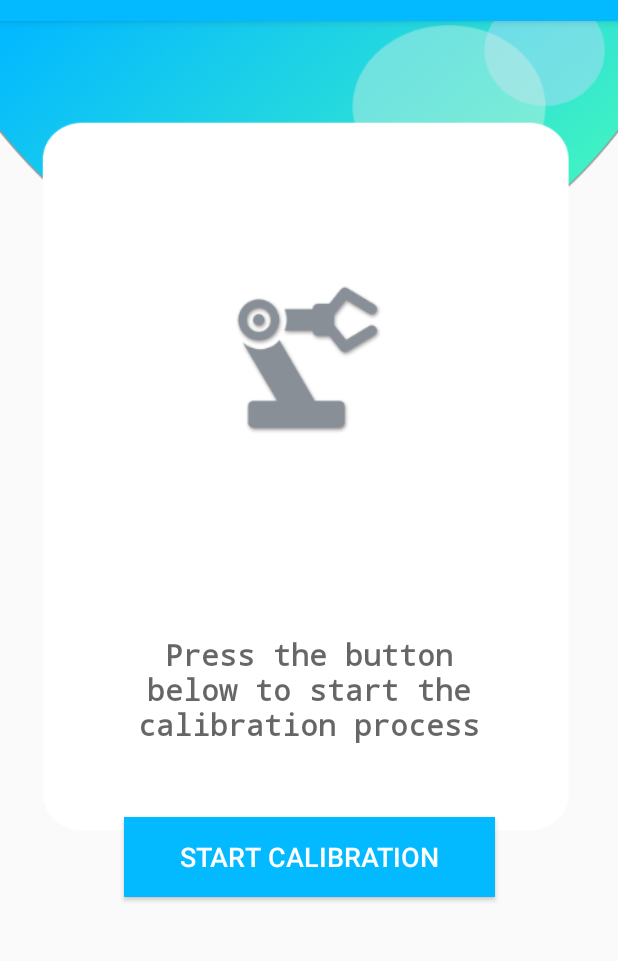
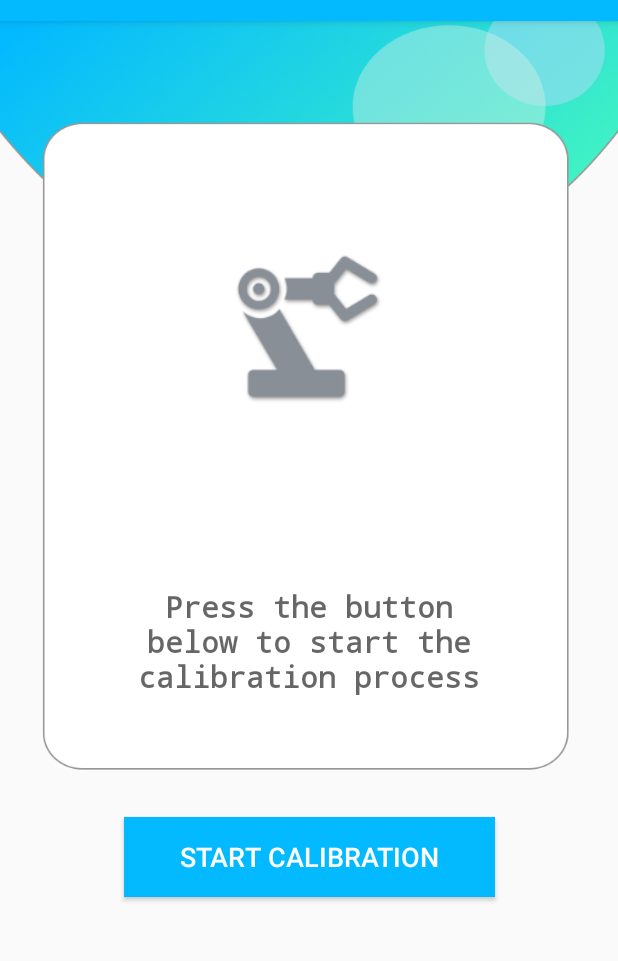
Before and after one commit to atutuianu2017/UArm-App, an Android app: the step1Activity screen opened directly, with no data from a screen before it, on a phone screen of 412 x 824 dp, the part 63-1024 px from its top. Run offline under Robolectric (Android 15) with nearby library versions, the phone set to English and light mode, and no system bars; libraries missing offline, so code that uses them is left out: com.macroyau.blue2serial; 5 statements that could not run were skipped.

Commit message:
april testing

```diff
--- a/app/src/main/res/layout/activity_main.xml
+++ b/app/src/main/res/layout/activity_main.xml
@@ -35,7 +35,7 @@
         app:layout_constraintBottom_toTopOf="@+id/guideline2"
         app:layout_constraintEnd_toEndOf="parent"
         app:layout_constraintStart_toStartOf="parent"
-        app:srcCompat="@drawable/text" />
+        app:srcCompat="@drawable/textf" />
 
     <ImageView
         android:id="@+id/imageView5"
--- a/app/src/main/res/layout/content_start_calibration.xml
+++ b/app/src/main/res/layout/content_start_calibration.xml
@@ -87,7 +87,7 @@
         android:layout_marginEnd="8dp"
         android:layout_marginRight="8dp"
         android:layout_marginBottom="8dp"
-        android:textSize="16dp"
+        android:textSize="18dp"
         android:text="Setup"
         app:layout_constraintBottom_toTopOf="@+id/imageView2"
         app:layout_constraintEnd_toEndOf="parent"
@@ -97,8 +97,8 @@
 
     <TextView
         android:id="@+id/textView2"
-        android:layout_width="309dp"
-        android:layout_height="81dp"
+        android:layout_width="315dp"
+        android:layout_height="85dp"
         android:layout_marginStart="8dp"
         android:layout_marginLeft="8dp"
         android:layout_marginTop="8dp"
--- a/app/src/main/res/layout/content_step1.xml
+++ b/app/src/main/res/layout/content_step1.xml
@@ -7,7 +7,7 @@
     android:layout_height="match_parent"
     app:layout_behavior="@string/appbar_scrolling_view_behavior"
     tools:context=".step1Activity"
-    android:background="@drawable/backg1"
+    android:background="@drawable/backf"
     tools:showIn="@layout/activity_step1">
 
     <ImageView
@@ -87,10 +87,6 @@
         app:layout_constraintVertical_bias="0.255" />
 
 
-
-
-
-
     <TextView
         android:id="@+id/textView_step1"
         android:layout_width="wrap_content"
@@ -121,7 +117,7 @@
         android:layout_marginLeft="8dp"
         android:layout_marginEnd="8dp"
         android:layout_marginRight="8dp"
-        android:layout_marginBottom="48dp"
+        android:layout_marginBottom="80dp"
         android:text="Press the button below to start the calibration process"
         android:textAlignment="center"
         android:textAppearance="@style/TextAppearance.AppCompat.Display2"
@@ -277,7 +273,7 @@
         android:layout_marginBottom="8dp"
         android:visibility="gone"
         android:buttonTint="@color/primaryDarkColor"
-        android:text="Sensor 1 calibration "
+        android:text="Sensor 2 calibration "
         app:layout_constraintBottom_toBottomOf="parent"
         app:layout_constraintEnd_toEndOf="parent"
         app:layout_constraintHorizontal_bias="0.456"
--- a/app/src/main/res/values/strings.xml
+++ b/app/src/main/res/values/strings.xml
@@ -24,5 +24,5 @@
     <string name="title_step3">Step 3</string>
     <string name="content_step3">Please flex your biceps muscles as shown above</string>
     <string name="title_finished">Calibration completed</string>
-    <string name="content_finished">You can use your arm now</string>
+    <string name="content_finished">You can use your UArm now!</string>
 </resources>
```
Also changed, not shown: app/src/main/res/drawable-hdpi/backf.png (added), app/src/main/res/drawable-hdpi/text2.png (added), app/src/main/res/drawable-hdpi/textf.png (added), app/src/main/res/drawable-xhdpi/backg1.png (deleted).
